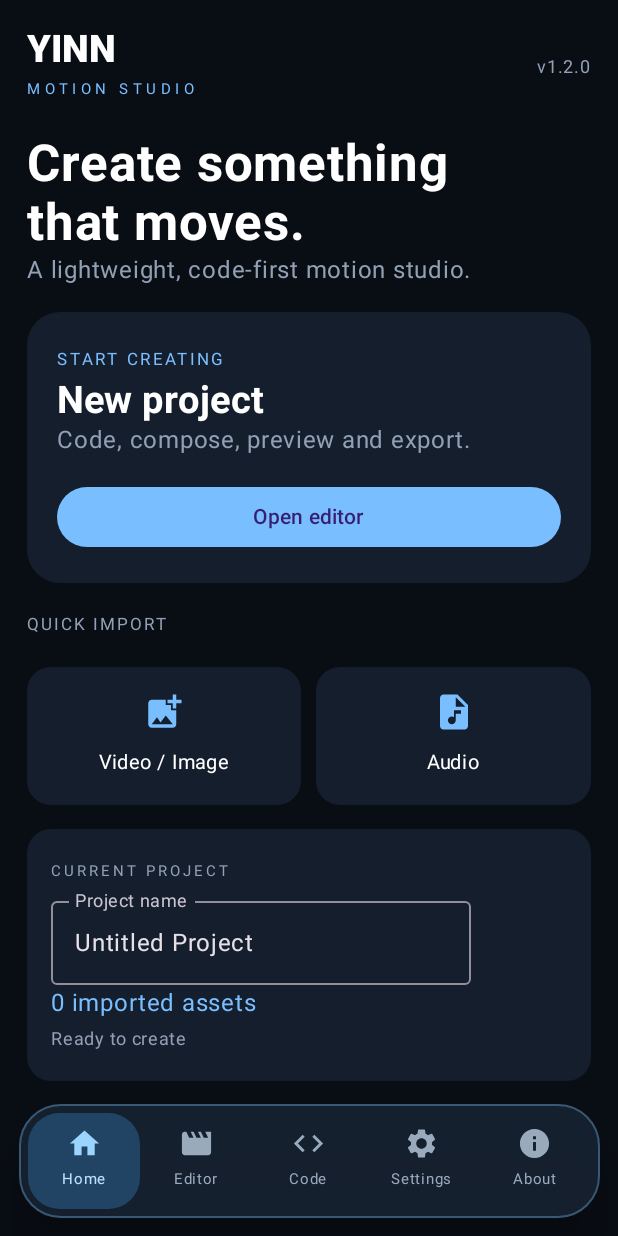
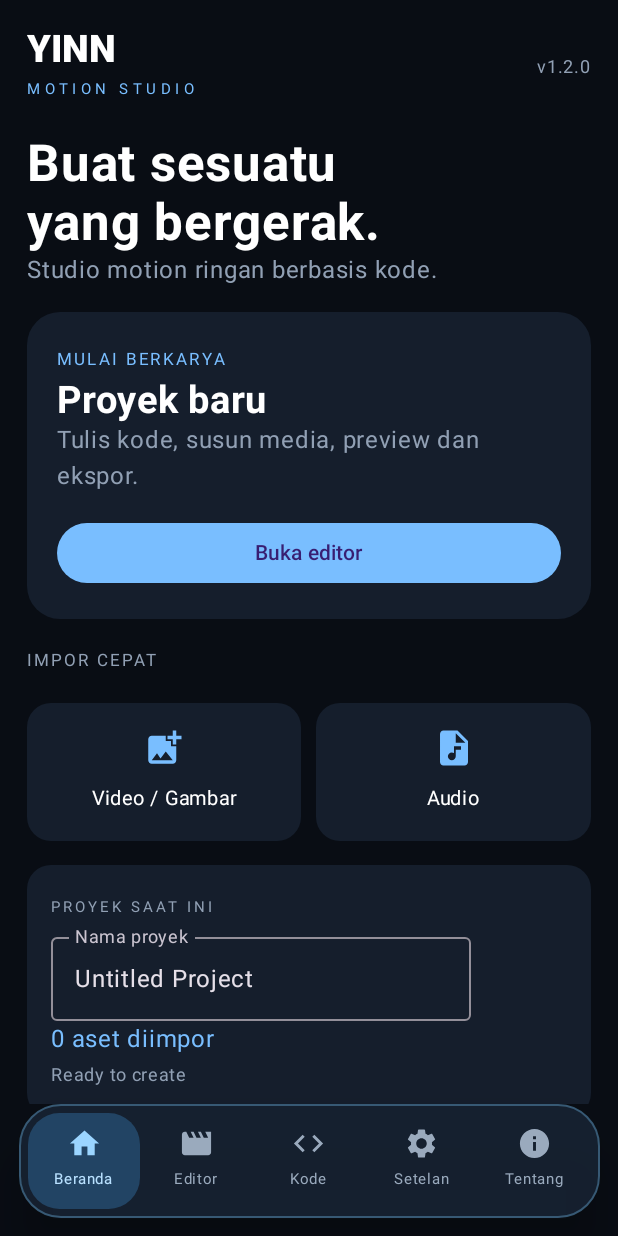
Before and after one commit to YINNSTORE/YinnMotion, an Android app built with Jetpack Compose: the screen it shows after launch (MainActivity), on a phone screen of 412 x 824 dp. Run offline under Robolectric (Android 15) with nearby library versions, the phone set to English and light mode, and no system bars; pictures from the network do not load.

Commit message:
Localize V1.2.0 navigation and core screens

```diff
--- a/app/src/main/java/com/yinndev/yinnmotion/MainActivity.kt
+++ b/app/src/main/java/com/yinndev/yinnmotion/MainActivity.kt
@@ -130,9 +130,9 @@ private fun YinnMotionApp(activity: ComponentActivity) {
             Box(Modifier.fillMaxWidth().padding(bottom = 12.dp), contentAlignment = Alignment.Center) {
                 Surface(color = Color(0xDD182333), shape = RoundedCornerShape(28.dp), border = BorderStroke(1.dp, Color(0x557CCBFF)), shadowElevation = 18.dp, modifier = Modifier.fillMaxWidth(0.94f).height(76.dp)) {
                     Row(Modifier.fillMaxSize().padding(6.dp), horizontalArrangement = Arrangement.SpaceEvenly, verticalAlignment = Alignment.CenterVertically) {
-                        listOf("Home" to Icons.Default.Home, "Editor" to Icons.Default.Movie, "Code" to Icons.Default.Code, "Settings" to Icons.Default.Settings, "About" to Icons.Default.Info).forEach { (label, icon) ->
-                            val selected = page == label
-                            Column(Modifier.weight(1f).fillMaxHeight().clip(RoundedCornerShape(21.dp)).background(if (selected) Color(0x553D8DCE) else Color.Transparent).clickable { page = label }.padding(vertical = 5.dp), horizontalAlignment = Alignment.CenterHorizontally, verticalArrangement = Arrangement.Center) {
+                        listOf(Triple(if (language == "id") "Beranda" else "Home", "Home", Icons.Default.Home), Triple("Editor", "Editor", Icons.Default.Movie), Triple(if (language == "id") "Kode" else "Code", "Code", Icons.Default.Code), Triple(if (language == "id") "Setelan" else "Settings", "Settings", Icons.Default.Settings), Triple(if (language == "id") "Tentang" else "About", "About", Icons.Default.Info)).forEach { (label, key, icon) ->
+                            val selected = page == key
+                            Column(Modifier.weight(1f).fillMaxHeight().clip(RoundedCornerShape(21.dp)).background(if (selected) Color(0x553D8DCE) else Color.Transparent).clickable { page = key }.padding(vertical = 5.dp), horizontalAlignment = Alignment.CenterHorizontally, verticalArrangement = Arrangement.Center) {
                                 Icon(icon, null, tint = if (selected) Color(0xFF9BD5FF) else Color(0xFF9AAABD), modifier = Modifier.size(23.dp))
                                 Text(label, color = if (selected) Color(0xFFB9E1FF) else Color(0xFF9AAABD), fontSize = 10.sp, maxLines = 1)
                             }
@@ -150,11 +150,11 @@ private fun YinnMotionApp(activity: ComponentActivity) {
                     Text("v1.2.0", color = muted, fontSize = 12.sp)
                 }
                 when (page) {
-                    "Home" -> HomeScreen(projectName, { projectName = it }, assets.size, notice, { page = "Editor" }, { mediaPicker.launch(arrayOf("video/*", "image/*")) }, { audioPicker.launch(arrayOf("audio/*")) })
-                    "Editor" -> EditorScreen(assets.toList(), { mediaPicker.launch(arrayOf("video/*", "image/*")) }, { audioPicker.launch(arrayOf("audio/*")) }, { page = "Code" })
-                    "Code" -> CodeScreen(tab, { tab = it }, html, { html = it }, css, { css = it }, js, { js = it })
+                    "Home" -> HomeScreen(projectName, { projectName = it }, assets.size, notice, language == "id", { page = "Editor" }, { mediaPicker.launch(arrayOf("video/*", "image/*")) }, { audioPicker.launch(arrayOf("audio/*")) })
+                    "Editor" -> EditorScreen(assets, { mediaPicker.launch(arrayOf("video/*", "image/*")) }, { audioPicker.launch(arrayOf("audio/*")) }, language == "id", { page = "Code" })
+                    "Code" -> CodeScreen(tab, { tab = it }, html, { html = it }, css, { css = it }, js, { js = it }, language == "id")
                     "Settings" -> SettingsScreen(appearance, { appearance = it }, language, { language = it }, highFps, { highFps = it }, settingsNotice)
-                    else -> AboutScreen()
+                    else -> AboutScreen(language == "id")
                 }
             }
         }
@@ -189,31 +189,31 @@ private fun BrandMark(size: Int) {
 }
 
 @Composable
-private fun HomeScreen(name: String, setName: (String) -> Unit, count: Int, notice: String, edit: () -> Unit, media: () -> Unit, audio: () -> Unit) {
+private fun HomeScreen(name: String, setName: (String) -> Unit, count: Int, notice: String, id: Boolean, edit: () -> Unit, media: () -> Unit, audio: () -> Unit) {
     LazyColumn(verticalArrangement = Arrangement.spacedBy(16.dp)) {
-        item { Text("Create something\nthat moves.", fontSize = 34.sp, lineHeight = 39.sp, fontWeight = FontWeight.Bold, color = foreground); Text("A lightweight, code-first motion studio.", color = muted) }
+        item { Text(if (id) "Buat sesuatu\nyang bergerak." else "Create something\nthat moves.", fontSize = 34.sp, lineHeight = 39.sp, fontWeight = FontWeight.Bold, color = foreground); Text(if (id) "Studio motion ringan berbasis kode." else "A lightweight, code-first motion studio.", color = muted) }
         item {
             Surface(color = panel, shape = RoundedCornerShape(22.dp), modifier = Modifier.fillMaxWidth().clickable { edit() }) {
                 Column(Modifier.padding(20.dp)) {
-                    Text("START CREATING", color = blue, fontSize = 11.sp, letterSpacing = 2.sp)
-                    Text("New project", fontSize = 25.sp, fontWeight = FontWeight.Bold, color = foreground)
-                    Text("Code, compose, preview and export.", color = muted)
+                    Text(if (id) "MULAI BERKARYA" else "START CREATING", color = blue, fontSize = 11.sp, letterSpacing = 2.sp)
+                    Text(if (id) "Proyek baru" else "New project", fontSize = 25.sp, fontWeight = FontWeight.Bold, color = foreground)
+                    Text(if (id) "Tulis kode, susun media, preview dan ekspor." else "Code, compose, preview and export.", color = muted)
                     Spacer(Modifier.height(15.dp))
-                    Button(onClick = edit, modifier = Modifier.fillMaxWidth()) { Text("Open editor") }
+                    Button(onClick = edit, modifier = Modifier.fillMaxWidth()) { Text(if (id) "Buka editor" else "Open editor") }
                 }
             }
         }
-        item { Text("QUICK IMPORT", color = muted, fontSize = 11.sp, letterSpacing = 2.sp) }
+        item { Text(if (id) "IMPOR CEPAT" else "QUICK IMPORT", color = muted, fontSize = 11.sp, letterSpacing = 2.sp) }
         item { Row(horizontalArrangement = Arrangement.spacedBy(10.dp)) {
-            QuickTile("Video / Image", Icons.Default.AddPhotoAlternate, media, Modifier.weight(1f))
+            QuickTile(if (id) "Video / Gambar" else "Video / Image", Icons.Default.AddPhotoAlternate, media, Modifier.weight(1f))
             QuickTile("Audio", Icons.Default.AudioFile, audio, Modifier.weight(1f))
         } }
         item {
             Surface(color = panel, shape = RoundedCornerShape(16.dp), modifier = Modifier.fillMaxWidth()) {
                 Column(Modifier.padding(16.dp)) {
-                    Text("CURRENT PROJECT", color = muted, fontSize = 10.sp, letterSpacing = 2.sp)
-                    OutlinedTextField(value = name, onValueChange = setName, label = { Text("Project name") }, singleLine = true)
-                    Text("$count imported assets", color = blue)
+                    Text(if (id) "PROYEK SAAT INI" else "CURRENT PROJECT", color = muted, fontSize = 10.sp, letterSpacing = 2.sp)
+                    OutlinedTextField(value = name, onValueChange = setName, label = { Text(if (id) "Nama proyek" else "Project name") }, singleLine = true)
+                    Text(if (id) "$count aset diimpor" else "$count imported assets", color = blue)
                     Text(notice, color = muted, fontSize = 12.sp)
                 }
             }
@@ -233,7 +233,7 @@ private fun QuickTile(title: String, icon: androidx.compose.ui.graphics.vector.I
 }
 
 @Composable
-private fun EditorScreen(assets: SnapshotStateList<Pair<String, Uri>>, media: () -> Unit, audio: () -> Unit, code: () -> Unit) {
+private fun EditorScreen(assets: SnapshotStateList<Pair<String, Uri>>, media: () -> Unit, audio: () -> Unit, id: Boolean, code: () -> Unit) {
     val context = LocalContext.current
     val clips = assets
     var selected by remember { mutableIntStateOf(0) }
@@ -296,8 +296,8 @@ private fun EditorScreen(assets: SnapshotStateList<Pair<String, Uri>>, media: ()
         item {
             Row(verticalAlignment = Alignment.CenterVertically) {
                 Column(Modifier.weight(1f)) {
-                    Text("Studio", fontSize = 27.sp, fontWeight = FontWeight.Bold, color = foreground)
-                    Text("Editor workspace • ${clips.size} clips", color = muted, fontSize = 13.sp)
+                    Text(if (id) "Studio Editor" else "Studio", fontSize = 27.sp, fontWeight = FontWeight.Bold, color = foreground)
+                    Text(if (id) "Ruang kerja • ${clips.size} klip" else "Editor workspace • ${clips.size} clips", color = muted, fontSize = 13.sp)
                 }
                 Text("9:16", color = blue, fontWeight = FontWeight.Bold)
             }
@@ -331,10 +331,10 @@ private fun EditorScreen(assets: SnapshotStateList<Pair<String, Uri>>, media: ()
             Surface(color = panel, shape = RoundedCornerShape(18.dp), modifier = Modifier.fillMaxWidth()) {
                 Column(Modifier.padding(14.dp), verticalArrangement = Arrangement.spacedBy(10.dp)) {
                     Row(verticalAlignment = Alignment.CenterVertically) {
-                        Text("TIMELINE", color = blue, fontSize = 11.sp, letterSpacing = 2.sp, modifier = Modifier.weight(1f))
+                        Text(if (id) "LINIMASA" else "TIMELINE", color = blue, fontSize = 11.sp, letterSpacing = 2.sp, modifier = Modifier.weight(1f))
                         Text("${clips.size} clips", color = muted, fontSize = 11.sp)
                     }
-                    if (clips.isEmpty()) Text("Import media to create your first track.", color = muted, fontSize = 12.sp)
+                    if (clips.isEmpty()) Text(if (id) "Impor media untuk membuat track pertama." else "Import media to create your first track.", color = muted, fontSize = 12.sp)
                     clips.forEachIndexed { index, asset ->
                         Surface(color = if (selected == index) Color(0xFF25496A) else Color(0xFF101722), shape = RoundedCornerShape(11.dp), modifier = Modifier.fillMaxWidth().clickable { selected = index }) {
                             Row(Modifier.padding(8.dp), verticalAlignment = Alignment.CenterVertically) {
@@ -359,7 +359,7 @@ private fun EditorScreen(assets: SnapshotStateList<Pair<String, Uri>>, media: ()
             Button(onClick = ::exportSelectedVideo, enabled = !exporting && selectedClip?.first == "Video", modifier = Modifier.fillMaxWidth()) {
                 if (exporting) CircularProgressIndicator(Modifier.size(18.dp), strokeWidth = 2.dp) else Icon(Icons.Default.FileUpload, null)
                 Spacer(Modifier.width(8.dp))
-                Text(if (exporting) "Exporting MP4…" else "Export selected video to MP4")
+                Text(if (exporting) (if (id) "Mengekspor MP4…" else "Exporting MP4…") else (if (id) "Ekspor video terpilih ke MP4" else "Export selected video to MP4"))
             }
             if (exportState.isNotBlank()) Text(exportState, color = muted, fontSize = 11.sp)
         }
@@ -368,7 +368,7 @@ private fun EditorScreen(assets: SnapshotStateList<Pair<String, Uri>>, media: ()
     }
 }
 @Composable
-private fun CodeScreen(tab: String, setTab: (String) -> Unit, html: String, setHtml: (String) -> Unit, css: String, setCss: (String) -> Unit, js: String, setJs: (String) -> Unit) {
+private fun CodeScreen(tab: String, setTab: (String) -> Unit, html: String, setHtml: (String) -> Unit, css: String, setCss: (String) -> Unit, js: String, setJs: (String) -> Unit, id: Boolean) {
     val context = LocalContext.current
     var showPreview by remember { mutableStateOf(false) }
     val code = when (tab) { "CSS" -> css; "JavaScript" -> js; else -> html }
@@ -380,10 +380,10 @@ private fun CodeScreen(tab: String, setTab: (String) -> Unit, html: String, setH
     Column(Modifier.fillMaxSize()) {
         Row(verticalAlignment = Alignment.CenterVertically) {
             Column(Modifier.weight(1f)) {
-                Text("Code Motion", fontSize = 27.sp, fontWeight = FontWeight.Bold, color = foreground)
+                Text(if (id) "Kode Motion" else "Code Motion", fontSize = 27.sp, fontWeight = FontWeight.Bold, color = foreground)
                 Text("HTML • CSS • JavaScript • GSAP", color = muted, fontSize = 12.sp)
             }
-            Button(onClick = { showPreview = !showPreview }) { Text(if (showPreview) "Code" else "Preview") }
+            Button(onClick = { showPreview = !showPreview }) { Text(if (showPreview) (if (id) "Kode" else "Code") else "Preview") }
         }
         Spacer(Modifier.height(12.dp))
         if (showPreview) {
@@ -471,7 +471,7 @@ private fun SettingsScreen(
 }
 
 @Composable
-private fun AboutScreen() {
+private fun AboutScreen(id: Boolean) {
     val context = LocalContext.current
     val links = listOf(
         Triple("Telegram", "@yinnprovpn", "https://t.me/yinnprovpn"),
@@ -491,11 +491,11 @@ private fun AboutScreen() {
         }
         item {
             Text("YINNDEV", color = foreground, fontSize = 30.sp, fontWeight = FontWeight.Black)
-            Text("Pengembang aplikasi", color = muted, fontSize = 14.sp)
+            Text(if (id) "Pengembang aplikasi" else "Application developer", color = muted, fontSize = 14.sp)
             Spacer(Modifier.height(10.dp))
-            Text("YinnMotion adalah studio kreatif Android untuk mengolah media dan membuat motion dengan workflow berbasis kode.", color = foreground, fontSize = 14.sp)
+            Text(if (id) "YinnMotion adalah studio kreatif Android untuk mengolah media dan membuat motion dengan workflow berbasis kode." else "YinnMotion is a creative Android studio for media editing and code-driven motion workflows.", color = foreground, fontSize = 14.sp)
         }
-        item { Text("MEDIA SOSIAL", color = muted, fontSize = 12.sp, letterSpacing = 2.sp) }
+        item { Text(if (id) "MEDIA SOSIAL" else "SOCIAL MEDIA", color = muted, fontSize = 12.sp, letterSpacing = 2.sp) }
         item {
             Surface(color = panel, shape = RoundedCornerShape(22.dp), modifier = Modifier.fillMaxWidth()) {
                 Column(Modifier.padding(horizontal = 18.dp)) {
```
